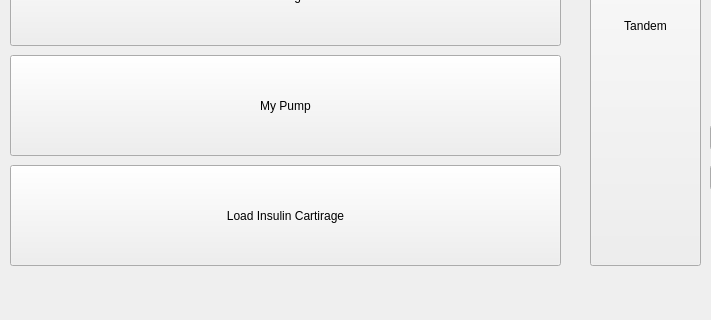
Before: the Qt Designer form COMP3004_Final/mainwindow.ui in MurkyMurka/3004-Team-Project, drawn with Qt 5; both pictures show x 0 to 711 and y 225 to 545 of the 803 by 545 pixel window.
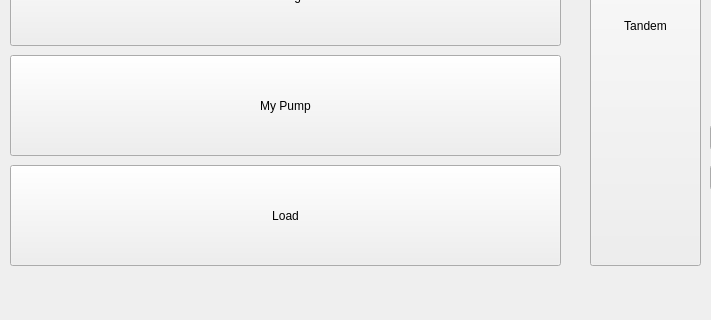
After: the same form once the commit is applied. The open tabs and pages were chosen to show the change. Icons and pictures are not drawn.

Commit message: Created InsulinPump object

Diff of the .ui file:
```diff
--- a/COMP3004_Final/mainwindow.ui
+++ b/COMP3004_Final/mainwindow.ui
@@ -355,7 +355,7 @@
        </rect>
       </property>
       <property name="text">
-       <string>Load Insulin Cartirage</string>
+       <string>Load</string>
       </property>
      </widget>
     </widget>
```
Left out of the diff: 4 changed lines with no effect on the pictures. The commit also changes 11 other files.
